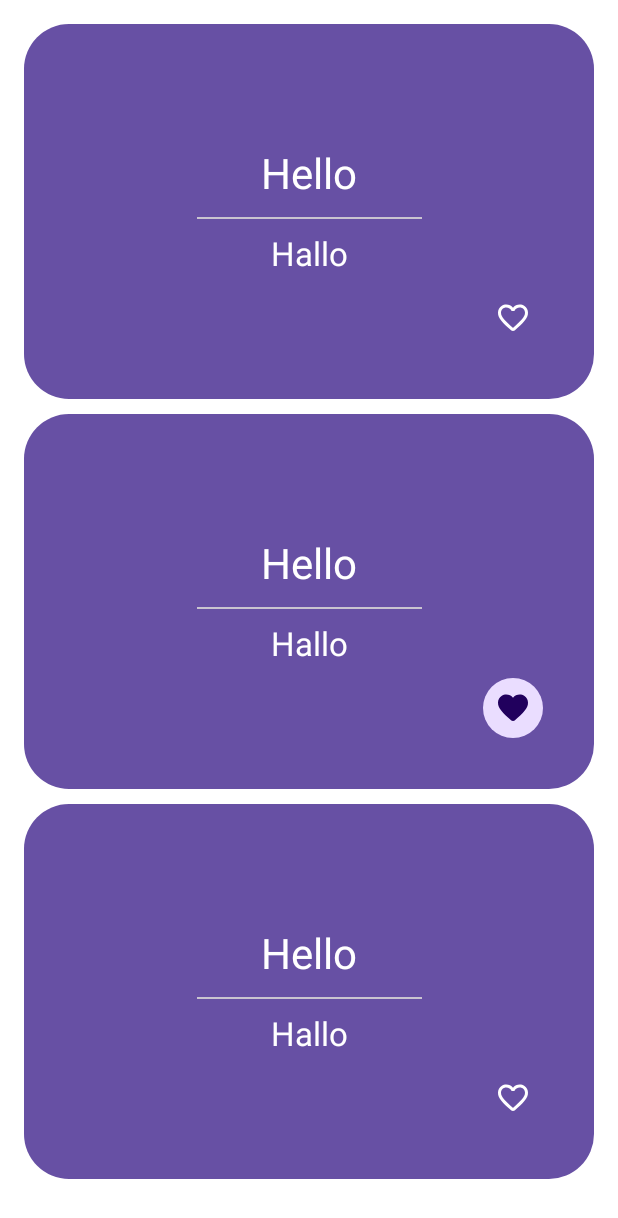
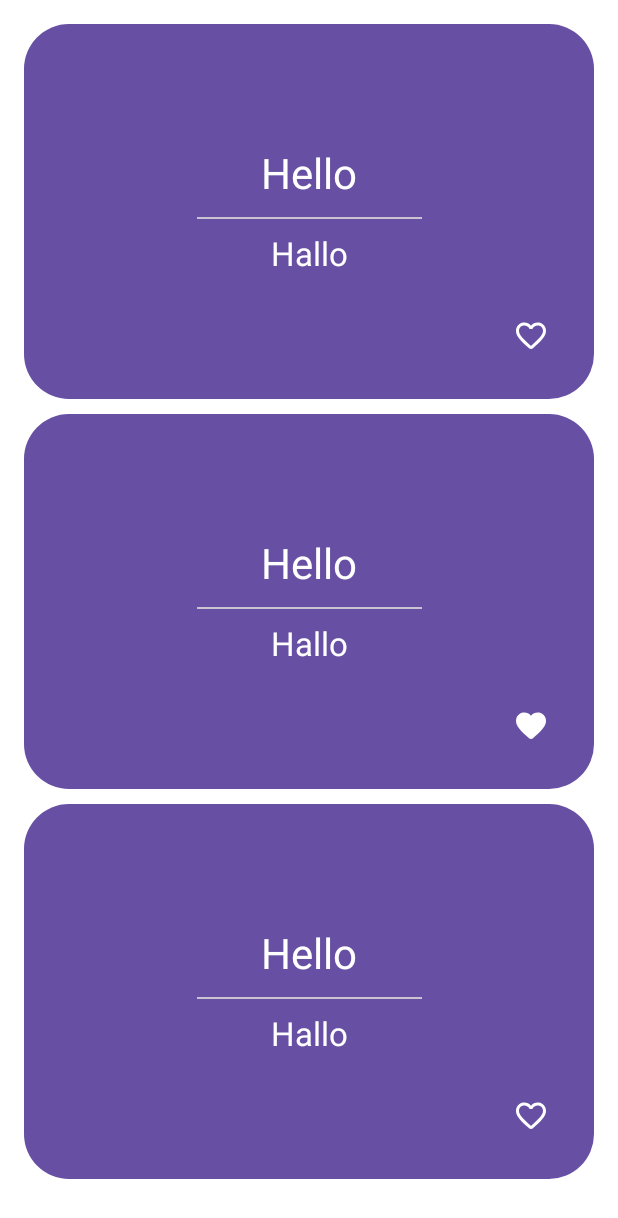
Before and after one commit to HeidelX/Memorati, an Android app built with Jetpack Compose: the @Preview function CardsScreenPreview, on a phone screen of 412 x 824 dp. Shown: the top 1218 px of the screen. Run offline under Robolectric (Android 15) with nearby library versions, the phone set to English and light mode, and no system bars.

Commit message:
new modifier

```diff
--- a/feature/cards/src/main/java/com/memorati/feature/cards/favourties/FavouritesScreen.kt
+++ b/feature/cards/src/main/java/com/memorati/feature/cards/favourties/FavouritesScreen.kt
@@ -1,5 +1,6 @@
 package com.memorati.feature.cards.favourties
 
+import androidx.compose.foundation.ExperimentalFoundationApi
 import androidx.compose.foundation.background
 import androidx.compose.foundation.clickable
 import androidx.compose.foundation.layout.Arrangement
@@ -46,6 +47,7 @@ fun FavouritesRoute(
     }
 }
 
+@OptIn(ExperimentalFoundationApi::class)
 @Composable
 internal fun FavouritesScreen(
     cards: List<Flashcard>,
@@ -58,9 +60,13 @@ internal fun FavouritesScreen(
             vertical = 16.dp,
         ),
 
-    ) {
-        items(cards) { card ->
-            CardItem(card, toggleFavoured = toggleFavoured)
+        ) {
+        items(cards, key = { it.id }) { card ->
+            CardItem(
+                card,
+                toggleFavoured = toggleFavoured,
+                modifier = Modifier.animateItemPlacement()
+            )
             Spacer(modifier = modifier.height(10.dp))
         }
     }
@@ -85,11 +91,11 @@ internal fun CardItem(
                 .padding(30.dp),
             color = MaterialTheme.colorScheme.primary,
         ) {
-            Box(modifier = modifier) {
+            Box(modifier = Modifier) {
                 Column(
                     verticalArrangement = Arrangement.Center,
                     horizontalAlignment = Alignment.CenterHorizontally,
-                    modifier = modifier.fillMaxSize(),
+                    modifier = Modifier.fillMaxSize(),
                 ) {
                     Text(
                         text = card.front,
@@ -98,7 +104,7 @@ internal fun CardItem(
                     )
 
                     Divider(
-                        modifier = modifier
+                        modifier = Modifier
                             .width(150.dp)
                             .padding(vertical = 10.dp),
                     )
@@ -109,7 +115,7 @@ internal fun CardItem(
                 }
 
                 Icon(
-                    modifier = modifier
+                    modifier = Modifier
                         .align(Alignment.BottomEnd)
                         .clickable {
                             toggleFavoured(card)
```
